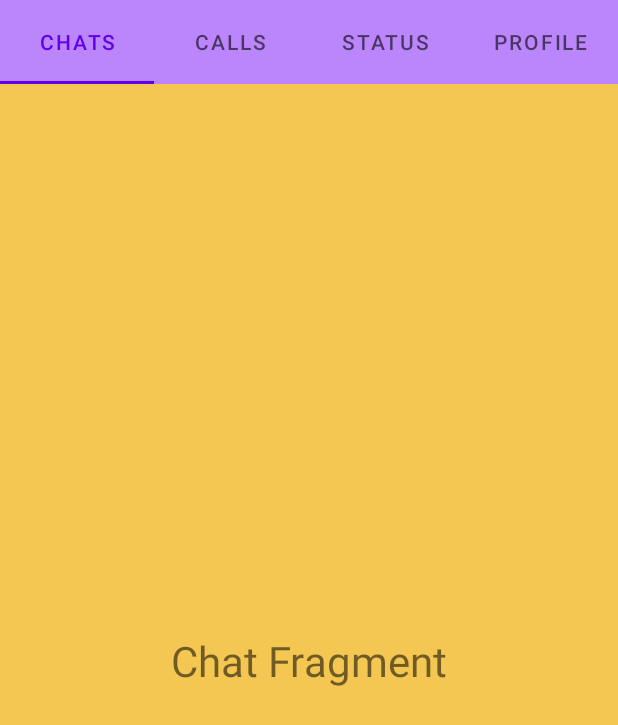
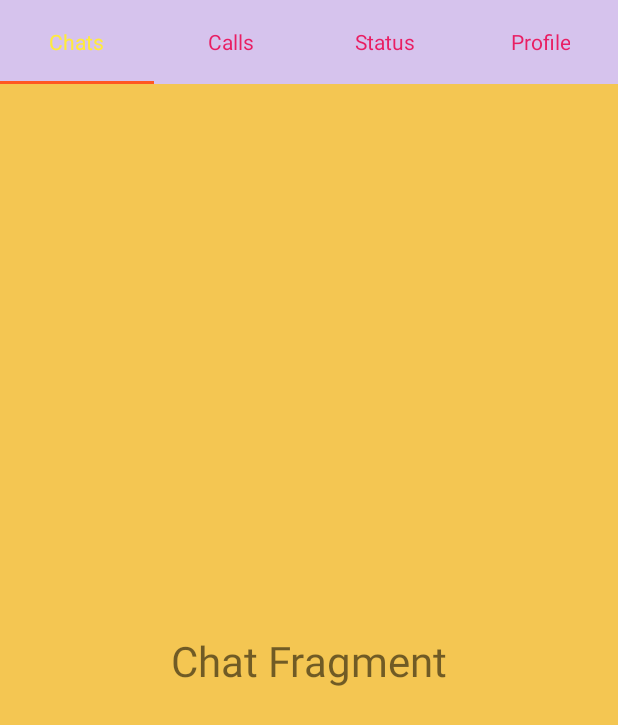
Before and after one commit to alihaider63/ViewPagerwithFragments, an Android app: the screen it shows after launch (PagerViewActivity), on a phone screen of 412 x 824 dp. Shown: the top 725 px of the screen. Run offline under Robolectric (Android 15) with nearby library versions, the phone set to English and light mode, and no system bars.

```diff
--- a/app/src/main/java/com/haider/viewpagerwithfragments/MainActivity.kt
+++ b/app/src/main/java/com/haider/viewpagerwithfragments/MainActivity.kt
@@ -20,7 +20,6 @@ class PagerViewActivity: AppCompatActivity() {
         val statusFragment = StatusFragment()
         val profileFragment = ProfileFragment()
 
-        String
         val adapter = MyViewPagerAdapter(supportFragmentManager)
         adapter.addFragment(chatsFragment, "Chats")
         adapter.addFragment(callsFragment, "Calls")
--- a/app/src/main/res/layout/activity_pagerview.xml
+++ b/app/src/main/res/layout/activity_pagerview.xml
@@ -9,10 +9,16 @@
 
     <com.google.android.material.tabs.TabLayout
         android:id="@+id/tabs"
-        android:background="@color/purple_200"
         android:layout_width="match_parent"
         android:layout_height="?android:attr/actionBarSize"
         app:tabMode="fixed"
+        app:tabRippleColor="@android:color/transparent"
+        app:tabTextAppearance="@android:style/TextAppearance.Widget.TabWidget"
+        app:tabIndicatorAnimationDuration="@integer/material_motion_duration_long_2"
+        android:background="#D6C3ED"
+        app:tabTextColor="#E91E63"
+        app:tabSelectedTextColor="#FFEB3B"
+        app:tabIndicatorColor="#FF5722"
         app:tabGravity="fill" />
 
     <androidx.viewpager.widget.ViewPager
```
